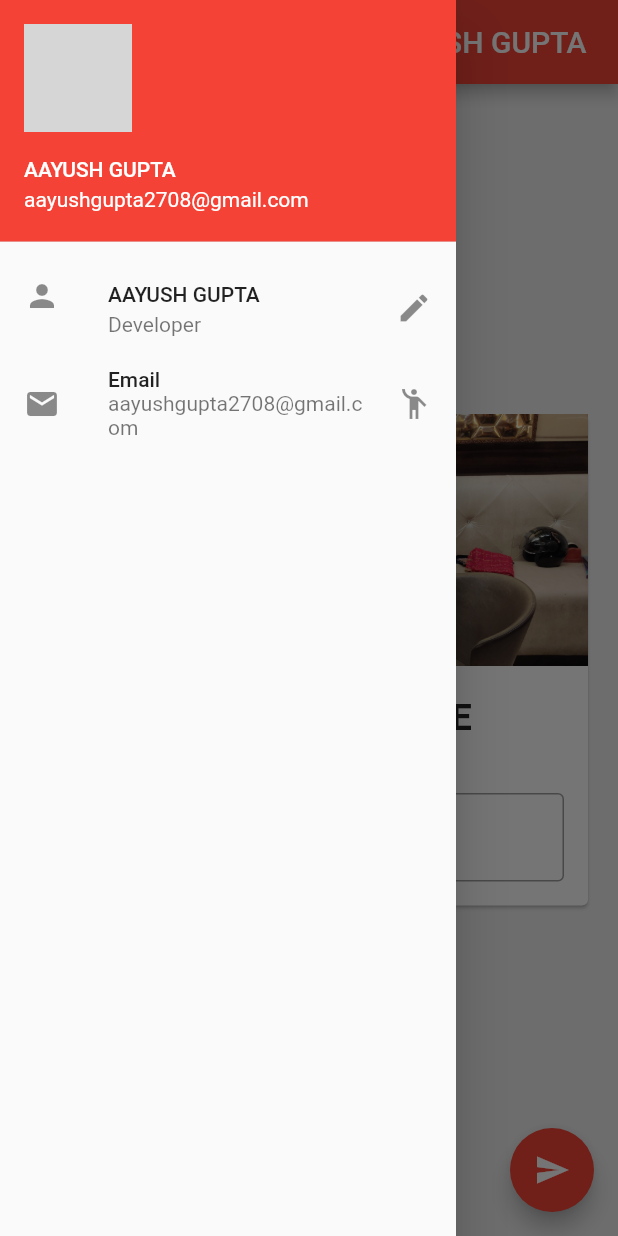
After one commit to Aayush2708/WayToSuccess, a Flutter app: the screen it shows after launch, with the side drawer open, on a phone screen of 412 x 824 dp. The commit adds this screen. Run offline on Flutter 3.47's test engine with Material 2 defaults, Android fonts, the phone set to English and light mode, and no system bars; network calls fail; grey boxes are pictures that could not be loaded.

Commit message:
card making done successfully

```diff
--- /dev/null
+++ b/waytosuccess/lib/Drawer.dart
@@ -0,0 +1,37 @@
+import 'package:flutter/material.dart';
+
+class MyDrawer extends StatelessWidget {
+  @override
+  Widget build(BuildContext context) {
+    return Drawer(
+        child: ListView(
+          padding: const EdgeInsets.all(0),
+          children: <Widget>[
+            UserAccountsDrawerHeader(
+              accountName: Text("AAYUSH GUPTA"),
+              accountEmail: Text("aayushgupta2708@gmail.com"),
+              currentAccountPicture: CircleAvatar(
+                backgroundImage: NetworkImage(
+                  "https://images.unsplash.com/photo-1588731247530-4076fc99173e?ixid=MXwxMjA3fDB8MHxzZWFyY2h8MzB8fGd1eXxlbnwwfHwwfA%3D%3D&ixlib=rb-1.2.1&auto=format&fit=crop&w=600&q=60"
+
+                ),
+                ),
+              ),
+            ListTile(
+              leading: Icon(Icons.person),
+              title: Text("AAYUSH GUPTA"),
+              subtitle: Text("Developer"),
+              trailing: Icon(Icons.edit),
+              onTap: () {},
+            ),
+            ListTile(
+              leading: Icon(Icons.email),
+              title: Text("Email"),
+              subtitle: Text("aayushgupta2708@gmail.com"),
+              trailing: Icon(Icons.emoji_people),
+            ),
+          ],
+        ),
+      );
+  }
+}
--- /dev/null
+++ b/waytosuccess/lib/name_card_widget.dart
@@ -0,0 +1 @@
+import 'package:flutter/material.dart';
```
Also changed, not shown: waytosuccess/lib/main.dart (+2 -30 lines).
